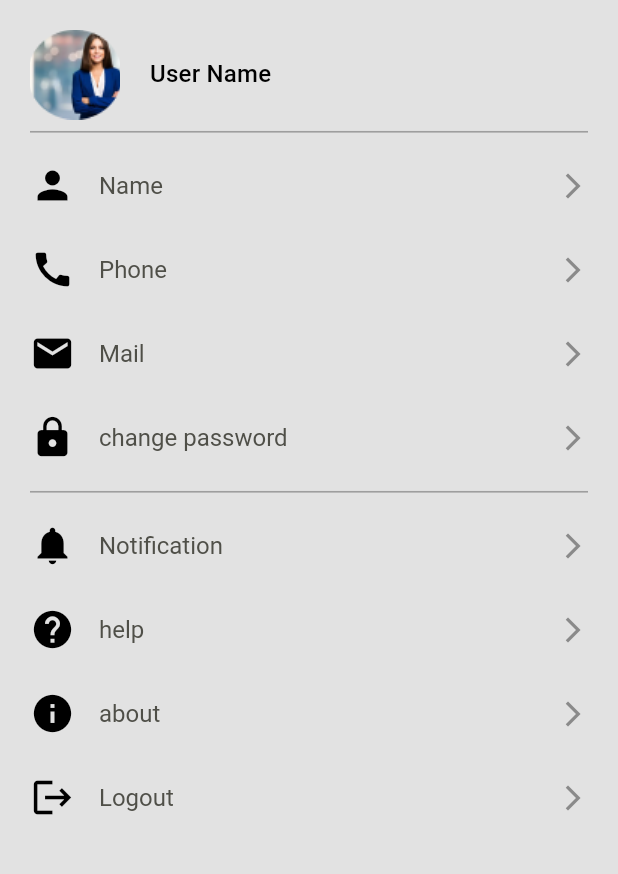
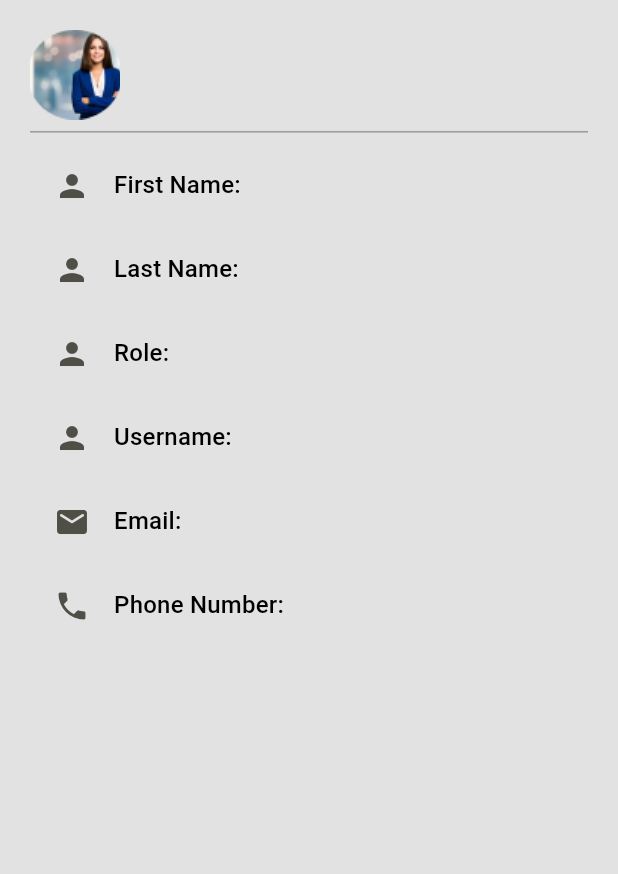
Before and after one commit to eslam301/graduation_gate_way, a Flutter app: the ProfilePageView screen opened by its route, on a phone screen of 412 x 824 dp, the part 122-996 px from its top. Run offline on Flutter 3.47's test engine with Material 3 defaults, Android fonts, the phone set to English and light mode, and no system bars; our stand-ins replace animate_do, cached_network_image, equatable, flutter_screenutil, flutter_svg, get and 6 more; accounts and stored records are empty; project files that could hold a hidden picture were left out.

Commit message:
edit project register project input field profile dynamic data user model edit role passive

```diff
--- a/lib/src/core/api/models/login_response.dart
+++ b/lib/src/core/api/models/login_response.dart
@@ -20,6 +20,10 @@ class LoginResponse {
     return data;
   }
 
+  User? getUser() {
+    return user?.copyWith(role: role);
+  }
+
   @override
   String toString() {
     return 'LoginResponse{user: $user, role: $role}';
--- a/lib/src/core/api/models/user.dart
+++ b/lib/src/core/api/models/user.dart
@@ -52,6 +52,7 @@ class User extends LoginResponse {
     projectId = json['project_id'];
     project = json['project'];
     phoneNumber = json['phone_num'];
+    role = json['role'];
   }
 
   @override
@@ -72,28 +73,67 @@ class User extends LoginResponse {
     data['project_id'] = projectId;
     data['project'] = project;
     data['phone_num'] = phoneNumber;
+    data['role'] = role;
     return data;
   }
 
   @override
   String toString() {
     return """
-    '$id,
-     $studentId,
-     $firstname,
-     $lastname,
-     $email,
-     $username,
-     $password,
-     $countUnits,
-     $trackId,
-     $track,
-     $doctorId,
-     $doctor,
-     $projectId,
-     $project,
-     $phoneNumber,
-     $role
+    ' User id :$id,
+     User st_id: $studentId,
+     User firstname: $firstname,
+     User lastname: $lastname,
+     User email: $email,
+     User username: $username,
+     User password: $password,
+     User count_units: $countUnits,
+     User track_id: $trackId,
+     User track: $track,
+     User dr_id: $doctorId,
+     User doctor: $doctor,
+     User project_id: $projectId,
+     User project: $project,
+     User phone_num: $phoneNumber,
+     User role: $role
     """;
   }
+
+  User copyWith({
+    int? id,
+    int? studentId,
+    String? firstname,
+    String? lastname,
+    String? email,
+    String? username,
+    String? password,
+    int? countUnits,
+    int? trackId,
+    String? track,
+    int? doctorId,
+    String? doctor,
+    int? projectId,
+    String? project,
+    String? phoneNumber,
+    String? role,
+  }) {
+    return User(
+      id: id ?? this.id,
+      studentId: studentId ?? this.studentId,
+      firstname: firstname ?? this.firstname,
+      lastname: lastname ?? this.lastname,
+      email: email ?? this.email,
+      username: username ?? this.username,
+      password: password ?? this.password,
+      countUnits: countUnits ?? this.countUnits,
+      trackId: trackId ?? this.trackId,
+      track: track ?? this.track,
+      doctorId: doctorId ?? this.doctorId,
+      doctor: doctor ?? this.doctor,
+      projectId: projectId ?? this.projectId,
+      project: project ?? this.project,
+      phoneNumber: phoneNumber ?? this.phoneNumber,
+      role: role ?? this.role,
+    );
+  }
 }
--- a/lib/src/core/error/error_handel_api.dart
+++ b/lib/src/core/error/error_handel_api.dart
@@ -1,8 +1,11 @@
+import 'dart:developer';
+
 import 'package:get/get.dart';
 import 'package:http/http.dart' as http;
 
 void handleHttpError(http.Response response) {
   final message = 'HTTP Error:${response.body}';
   Get.snackbar('Error', response.body);
+  log(message);
   throw Exception(message);
 }
--- a/lib/src/core/locator/injection_container.dart
+++ b/lib/src/core/locator/injection_container.dart
@@ -3,6 +3,7 @@ import 'package:get_it/get_it.dart';
 import 'package:graduation_gate_way/src/core/api/api_manger.dart';
 import 'package:graduation_gate_way/src/features/chat_bot/data/data_source/api/chat_bot_api_manger.dart';
 import 'package:http/http.dart' as http;
+import 'package:internet_connection_checker/internet_connection_checker.dart';
 
 import '../../features/project_recommendation/data/data_source/api/project_recommendation_api.dart';
 
@@ -64,6 +65,7 @@ Future<void> $initGetIt(GetIt sl) async {
 Future<void> initGetItGetx() async {
 //   core
   Get.put(http.Client(), permanent: true);
+  Get.put(InternetConnectionChecker(), permanent: true);
   Get.put(ApiManager(client: Get.find<http.Client>()), permanent: true);
   Get.put(ProjectRecommendationApi(client: Get.find<http.Client>()),
       permanent: true);
--- a/lib/src/features/auth/design/controller/login_controller.dart
+++ b/lib/src/features/auth/design/controller/login_controller.dart
@@ -29,7 +29,7 @@ class LoginControllerImp extends LoginController {
   void onInit() {
     userNameController = TextEditingController();
     passwordController = TextEditingController();
-    connection = InternetConnectionChecker();
+    connection = Get.find<InternetConnectionChecker>();
     super.onInit();
   }
 
--- a/lib/src/features/auth/design/widgets/login_body.dart
+++ b/lib/src/features/auth/design/widgets/login_body.dart
@@ -42,13 +42,11 @@ class LoginBody extends StatelessWidget {
         const SizedBox(height: 30),
         CustomTextFormField.user(
           controller: controller.userNameController,
-          delay: 200,
           labelText: 'User Name',
           hintText: 'User Name',
         ),
         const SizedBox(height: 10),
         CustomTextFormField.password(
-          delay: 300,
           controller: controller.passwordController,
         ),
         const SizedBox(height: 20),
--- a/lib/src/features/auth/design/widgets/sign_up_body.dart
+++ b/lib/src/features/auth/design/widgets/sign_up_body.dart
@@ -50,14 +50,15 @@ class SignUpBodyDoctor extends StatelessWidget {
                   ),
                 )),
           ),
-          const CustomTextFormField.name(labelText: 'first Name', delay: 200),
-          const CustomTextFormField.name(labelText: 'last Name', delay: 300),
-          const CustomTextFormField.user(delay: 400),
+          const CustomTextFormField.name(labelText: 'first Name'),
+          const CustomTextFormField.name(labelText: 'last Name'),
+          const CustomTextFormField.user(),
           const CustomTextFormField.email(
-              labelText: 'Email Address', delay: 500),
-          const CustomTextFormField.phone(delay: 600),
-          const CustomTextFormField.password(delay: 700),
-          const CustomTextFormField.confirmPassword(delay: 800),
+            labelText: 'Email Address',
+          ),
+          const CustomTextFormField.phone(),
+          const CustomTextFormField.password(),
+          const CustomTextFormField.confirmPassword(),
           CustomDropDownItemBar(
             hintText: 'Your Track',
             dropItems: [
--- a/lib/src/features/profile/design/page/profile_page_view.dart
+++ b/lib/src/features/profile/design/page/profile_page_view.dart
@@ -1,12 +1,68 @@
 import 'package:flutter/material.dart';
 import 'package:flutter_screenutil/flutter_screenutil.dart';
 
-import '../../../../core/theme/app_color.dart';
+import '../../../../core/api/models/user.dart';
+import '../../../../core/utils/shared_pref.dart';
 import '../../../../core/widgets/custom_drawer.dart';
 import '../../../../core/widgets/general_app_bar.dart';
+import '../widget/profile_list_tile.dart';
 
-class ProfilePageView extends StatelessWidget {
+class ProfilePageView extends StatefulWidget {
   const ProfilePageView({super.key});
+
+  @override
+  State<ProfilePageView> createState() => _ProfilePageViewState();
+}
+
+class _ProfilePageViewState extends State<ProfilePageView> {
+  User? user;
+  bool isLoading = true;
+  List<ProfileListTile> profileListTiles = [];
+
+  @override
+  void initState() {
+    super.initState();
+    _loadUserData();
+  }
+
+  Future<void> _loadUserData() async {
+    user = await SharedPref.getUserData();
+    profileListTiles = [
+      ProfileListTile(
+        title: 'First Name',
+        iconData: Icons.person,
+        subtitle: user?.firstname ?? '',
+      ),
+      ProfileListTile(
+        title: 'Last Name',
+        iconData: Icons.person,
+        subtitle: user?.lastname ?? '',
+      ),
+      ProfileListTile(
+        title: 'Role',
+        iconData: Icons.person,
+        subtitle: user?.role ?? '',
+      ),
+      ProfileListTile(
+        title: 'Username',
+        iconData: Icons.person,
+        subtitle: user?.username ?? '',
+      ),
+      ProfileListTile(
+        title: 'Email',
+        iconData: Icons.email_rounded,
+        subtitle: user?.email ?? '',
+      ),
+      ProfileListTile(
+        title: 'Phone Number',
+        iconData: Icons.phone,
+        subtitle: user?.phoneNumber ?? '',
+      ),
+    ];
+    setState(() {
+      isLoading = false;
+    });
+  }
 
   @override
   Widget build(BuildContext context) {
@@ -17,11 +73,24 @@ class ProfilePageView extends StatelessWidget {
         centerTitle: true,
         height: 80,
       ),
-        body: Padding(
+      body: isLoading
+          ? const Center(child: CircularProgressIndicator())
+          : Padding(
               padding: const EdgeInsets.all(20.0),
               child: Column(
+                crossAxisAlignment: CrossAxisAlignment.start,
                 children: [
-              Row(
+                  _buildUserHeader(context),
+                  Divider(color: Colors.grey, thickness: 1.w),
+                  _buildUserData(context, profileListTiles),
+                ],
+              ),
+            ),
+    );
+  }
+
+  Widget _buildUserHeader(BuildContext context) {
+    return Row(
       children: [
         Image.asset(
           'assets/images/user_image.png',
@@ -31,74 +100,34 @@ class ProfilePageView extends StatelessWidget {
         ),
         Padding(
           padding: const EdgeInsets.only(left: 20),
-                    child: Text(
-                      'User Name',
+          child: Column(
+            crossAxisAlignment: CrossAxisAlignment.start,
+            children: [
+              Text(
+                '${user?.firstname ?? ''} ${user?.lastname ?? ''}', // Full name
                 style: Theme.of(context).textTheme.titleMedium,
+              ),
+              Text(
+                user?.email ?? '', // Email address
+                style: Theme.of(context).textTheme.bodySmall,
+              ),
+              Text(
+                user?.phoneNumber ?? '', // Phone number
+                style: Theme.of(context).textTheme.bodySmall,
+              ),
+            ],
           ),
         ),
       ],
-              ),
-              Divider(color: Colors.grey, thickness: 1.w),
-              ...List.generate(
-                  ProfileItem._profileItems.length,
-                  (index) => ListTile(
-                        contentPadding: EdgeInsets.zero,
-                        style: ListTileStyle.drawer,
-                        trailing: const Icon(
-                          Icons.arrow_forward_ios,
-                          size: 20,
-                          color: AppColors.grey,
-                        ),
-                        leading: Icon(
-                          ProfileItem._profileItems[index].icon,
-                          size: 30,
-                          color: AppColors.black,
-                        ),
-                        onTap: () {},
-                        title: Text(ProfileItem._profileItems[index].title),
-                      )),
-              Divider(color: Colors.grey, thickness: 1.w),
-              ...List.generate(
-                  ProfileItem._accountItems.length,
-                  (index) => ListTile(
-                        contentPadding: EdgeInsets.zero,
-                        style: ListTileStyle.drawer,
-                        trailing: const Icon(
-                          Icons.arrow_forward_ios,
-                          size: 20,
-                          color: AppColors.grey,
-                        ),
-                        leading: Icon(
-                          ProfileItem._accountItems[index].icon,
-                          size: 30,
-                          color: AppColors.black,
-                        ),
-                        onTap: () {},
-                        title: Text(ProfileItem._accountItems[index].title),
-                      )),
-            ],
-          ),
-        ));
+    );
+  }
+
+  Widget _buildUserData(
+      BuildContext context, List<ProfileListTile> profileListTiles) {
+    return ListView.builder(
+      shrinkWrap: true,
+      itemCount: profileListTiles.length,
+      itemBuilder: (context, index) => profileListTiles[index],
+    );
   }
 }
-
-class ProfileItem {
-  final String title;
-  final IconData icon;
-  final void Function()? onTap;
-
-  static final List<ProfileItem> _profileItems = [
-    ProfileItem(title: 'Name', icon: Icons.person),
-    ProfileItem(title: 'Phone', icon: Icons.call),
-    ProfileItem(title: 'Mail', icon: Icons.mail),
-    ProfileItem(title: 'change password', icon: Icons.lock),
-  ];
-  static final List<ProfileItem> _accountItems = [
-    ProfileItem(title: 'Notification', icon: Icons.notifications),
-    ProfileItem(title: 'help', icon: Icons.help),
-    ProfileItem(title: 'about', icon: Icons.info),
-    ProfileItem(title: 'Logout', icon: Icons.logout),
-  ];
-
-  ProfileItem({required this.title, required this.icon, this.onTap});
-}
--- /dev/null
+++ b/lib/src/features/profile/design/widget/profile_list_tile.dart
@@ -0,0 +1,33 @@
+import 'package:flutter/material.dart';
+
+class ProfileListTile extends StatelessWidget {
+  final String title;
+  final String subtitle;
+  final IconData iconData;
+
+  const ProfileListTile(
+      {super.key,
+      required this.title,
+      required this.subtitle,
+      required this.iconData});
+
+  @override
+  Widget build(BuildContext context) {
+    return ListTile(
+      leading: Icon(iconData),
+      title: Row(
+        children: [
+          Text(
+            '$title: ',
+            style: Theme.of(context).textTheme.titleMedium,
+          ),
+          Text(
+            subtitle,
+            // Full name
+            style: Theme.of(context).textTheme.bodyLarge,
+          ),
+        ],
+      ),
+    );
+  }
+}
--- a/lib/src/features/project_registeration/design/widgets/input_section_doctor.dart
+++ b/lib/src/features/project_registeration/design/widgets/input_section_doctor.dart
@@ -36,9 +36,9 @@ class InputSectionDoctor extends StatelessWidget {
               isFuturesEnabled: true,
               searchEnabled: true,
               selectionListAnswerMethodObject: (value) {
-                value.forEach((element) {
-                  log(element.toString());
-                });
+                int? id = int.parse(value[0].toString());
+                log(id.toString());
+                controller.addDoctorId(id);
               },
               fetchAnswersFuture: () async {
                 List<DoctorModel> doctors = await controller.getDoctors();
```
Also changed, not shown: lib/src/core/api/api_manger.dart (+31 -12 lines), lib/src/core/api/models/register_project_model.dart (added, +86 -0 lines), lib/src/core/widgets/components/custom_text_form_field.dart (+30 -22 lines), lib/src/features/project_registeration/design/manager/project_register_controller.dart (+70 -27 lines), lib/src/features/project_registeration/design/pages/project_registration_page_view.dart (+3 -11 lines), lib/src/features/project_registeration/design/widgets/doctot_project_input.dart (added, +20 -0 lines), lib/src/features/project_registeration/design/widgets/input_section_project.dart (added, +41 -0 lines), lib/src/features/project_registeration/data/api/api_project_register.dart (added). Lines whose indentation alone changed are shown as unchanged.
